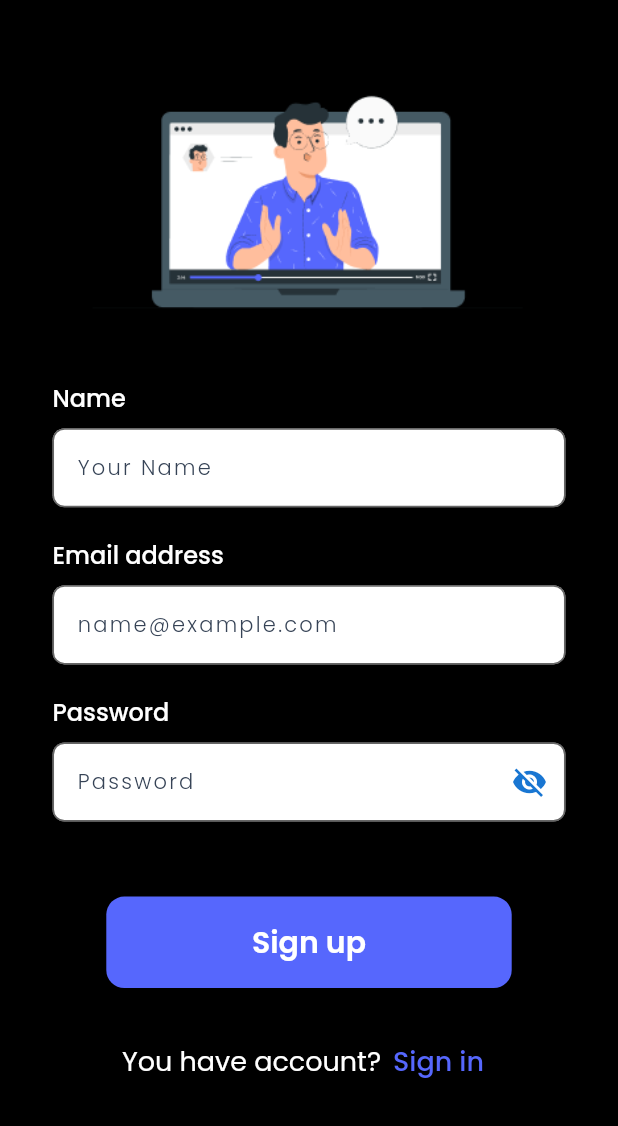
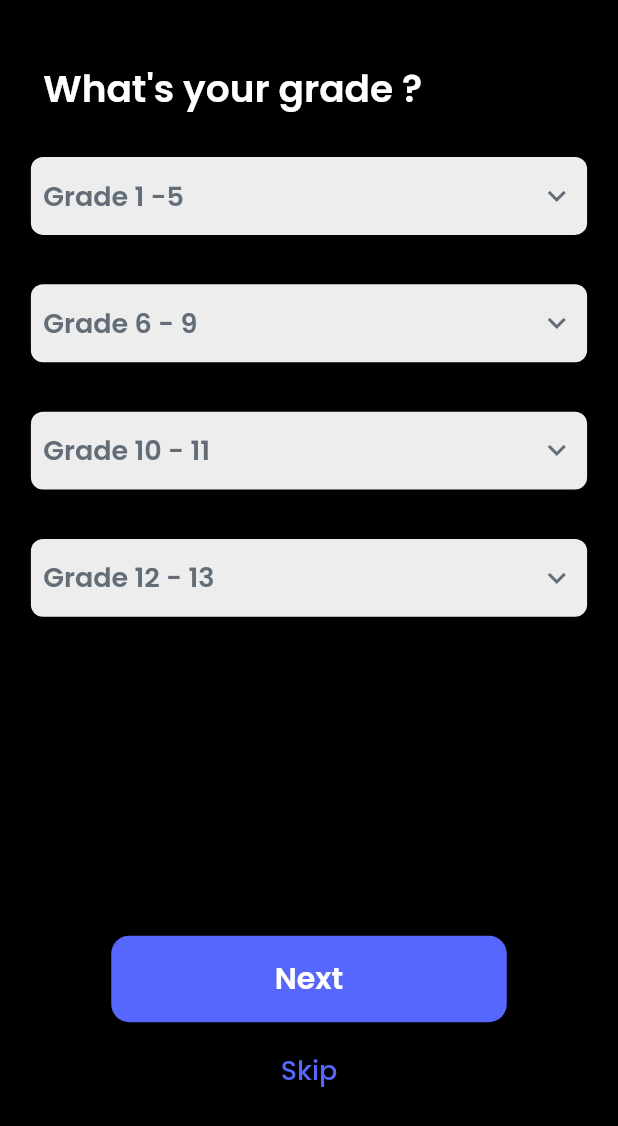
Before and after one commit to Sparsh-R17/EduApp, a Flutter app: the screen it shows after launch, on a phone screen of 412 x 824 dp. Shown: the top 1126 px of the screen. Run offline on Flutter 3.47's test engine with Material 2 defaults, Android fonts, the light colour scheme and no system bars.

Commit message:
Grade Selection Added

```diff
--- a/lib/main.dart
+++ b/lib/main.dart
@@ -2,7 +2,7 @@ import 'package:flutter/material.dart';
 import 'package:flutter/services.dart';
 
 import './screens/signup.dart';
-import './screens/signin.dart';
+import './screens/grade_selection.dart';
 
 void main() {
   WidgetsFlutterBinding.ensureInitialized();
@@ -24,6 +24,7 @@ class MyApp extends StatelessWidget {
   Widget build(BuildContext context) {
     return MaterialApp(
       theme: ThemeData(
+        primaryColor: const Color(0xff5667FD),
         canvasColor: Colors.black,
         textTheme: const TextTheme(
           displayLarge: TextStyle(
@@ -41,7 +42,7 @@ class MyApp extends StatelessWidget {
           displaySmall: TextStyle(
             fontFamily: 'Poppins',
             fontWeight: FontWeight.w500,
-            color: Colors.white,
+            color: Color(0xff364356),
             fontSize: 16.27,
           ),
           labelMedium: TextStyle(
@@ -73,6 +74,7 @@ class MyApp extends StatelessWidget {
         ),
         elevatedButtonTheme: const ElevatedButtonThemeData(
           style: ButtonStyle(
+            splashFactory: NoSplash.splashFactory,
             backgroundColor: MaterialStatePropertyAll(
               Color(0xff5667FD),
             ),
@@ -80,13 +82,14 @@ class MyApp extends StatelessWidget {
         ),
         textButtonTheme: const TextButtonThemeData(
           style: ButtonStyle(
+            splashFactory: NoSplash.splashFactory,
             foregroundColor: MaterialStatePropertyAll(
               Color(0xff5667FD),
             ),
           ),
         ),
       ),
-      home: const SignUp(),
+      home: const GradeSelection(),
     );
   }
 }
--- /dev/null
+++ b/lib/screens/grade_selection.dart
@@ -0,0 +1,120 @@
+import 'package:flutter/material.dart';
+
+import '../widgets/grade_list.dart';
+
+class GradeSelection extends StatefulWidget {
+  const GradeSelection({super.key});
+
+  @override
+  State<GradeSelection> createState() => _GradeSelectionState();
+}
+
+class _GradeSelectionState extends State<GradeSelection> {
+  int clickDetect = -1;
+
+  @override
+  Widget build(BuildContext context) {
+    final pageHeight = MediaQuery.of(context).size.height;
+    final pageWidth = MediaQuery.of(context).size.width;
+
+    final List<String> gradeNumber = [
+      '1 -5',
+      '6 - 9',
+      '10 - 11',
+      '12 - 13',
+    ];
+
+    final List<Map<String, String>> subjectName = [
+      {
+        'icon': 'assets/Images/arts.png',
+        'name': 'Arts',
+      },
+      {
+        'icon': 'assets/Images/commerce.png',
+        'name': 'Commerce',
+      },
+      {
+        'icon': 'assets/Images/maths.png',
+        'name': 'Maths',
+      },
+      {
+        'icon': 'assets/Images/science.png',
+        'name': 'Science',
+      },
+    ];
+
+    return Scaffold(
+      body: SafeArea(
+        child: Column(
+          crossAxisAlignment: CrossAxisAlignment.start,
+          children: [
+            Padding(
+              padding: EdgeInsets.fromLTRB(
+                pageWidth * 0.07,
+                pageHeight * 0.05,
+                10,
+                10,
+              ),
+              child: Text(
+                'What\'s your grade ? ',
+                style: Theme.of(context).textTheme.displayLarge,
+              ),
+            ),
+            GradeList(
+              gradeNumber: gradeNumber,
+              subjectName: subjectName,
+            ),
+            Center(
+              child: Container(
+                margin: EdgeInsets.fromLTRB(
+                  0,
+                  pageHeight * 0.03,
+                  0,
+                  0,
+                ),
+                width: pageWidth * 0.64,
+                height: pageHeight * 0.07,
+                child: ElevatedButton(
+                  style: ElevatedButton.styleFrom(
+                    shape: RoundedRectangleBorder(
+                      borderRadius: BorderRadius.circular(12),
+                    ),
+                  ),
+                  onPressed: () {},
+                  child: const Text(
+                    'Next',
+                    style: TextStyle(
+                        color: Colors.white,
+                        fontFamily: 'Poppins',
+                        fontSize: 20,
+                        fontWeight: FontWeight.w600),
+                  ),
+                ),
+              ),
+            ),
+            Center(
+              child: Padding(
+                padding: EdgeInsets.fromLTRB(
+                  0,
+                  pageHeight * 0.01,
+                  0,
+                  0,
+                ),
+                child: TextButton(
+                  child: const Text(
+                    'Skip',
+                    style: TextStyle(
+                      fontFamily: 'Poppins',
+                      fontSize: 18,
+                    ),
+                  ),
+                  onPressed: () {},
+                ),
+              ),
+            )
+          ],
+        ),
+      ),
+    );
+  }
+}
--- /dev/null
+++ b/lib/widgets/grade_list.dart
@@ -0,0 +1,92 @@
+import 'package:flutter/material.dart';
+import './subject_grid.dart';
+
+class GradeList extends StatefulWidget {
+  const GradeList({
+    Key? key,
+    required this.gradeNumber,
+    required List<Map<String, String>> subjectName,
+  })  : _subjectName = subjectName,
+        super(key: key);
+
+  final List<String> gradeNumber;
+  final List<Map<String, String>> _subjectName;
+
+  @override
+  State<GradeList> createState() => _GradeListState();
+}
+
+class _GradeListState extends State<GradeList> {
+  int clickDetect = -1;
+  @override
+  Widget build(BuildContext context) {
+    final pageHeight = MediaQuery.of(context).size.height;
+    final pageWidth = MediaQuery.of(context).size.width;
+    return SizedBox(
+      height: pageHeight * 0.62,
+      child: ListView.builder(
+        itemCount: widget.gradeNumber.length,
+        itemBuilder: (context, index) {
+          return GestureDetector(
+            onTap: () => setState(
+              () {
+                if (clickDetect == index) {
+                  clickDetect = -1;
+                } else {
+                  clickDetect = index;
+                }
+              },
+            ),
+            child: Container(
+              decoration: BoxDecoration(
+                borderRadius: BorderRadius.circular(8),
+                color: const Color(0xffededed),
+              ),
+              height: clickDetect == index
+                  ? pageHeight * 0.265
+                  : pageHeight * 0.063,
+              width: pageWidth * 0.83,
+              padding: EdgeInsets.symmetric(
+                horizontal: pageWidth * 0.02,
+                vertical: pageHeight * 0.015,
+              ),
+              margin: EdgeInsets.symmetric(
+                horizontal: pageWidth * 0.05,
+                vertical: pageHeight * 0.02,
+              ),
+              // duration: const Duration(milliseconds: 300),
+              child: Column(
+                mainAxisAlignment: MainAxisAlignment.start,
+                children: [
+                  Row(
+                    mainAxisAlignment: MainAxisAlignment.spaceBetween,
+                    children: [
+                      Text(
+                        'Grade ${widget.gradeNumber[index]}',
+                        style: Theme.of(context).textTheme.displayMedium,
+                      ),
+                      Icon(
+                        clickDetect == index
+                            ? Icons.expand_less
+                            : Icons.expand_more,
+                        color: const Color(0xff636D77),
+                      )
+                    ],
+                  ),
+                  Visibility(
+                    maintainAnimation: true,
+                    maintainState: true,
+                    visible: clickDetect == index,
+                    child: SubjectGrid(
+                      subjectName: widget._subjectName,
+                    ),
+                  ),
+                ],
+              ),
+            ),
+          );
+        },
+      ),
+    );
+  }
+}
```
Also changed, not shown: lib/widgets/subject_grid.dart (added, +89 -0 lines).
